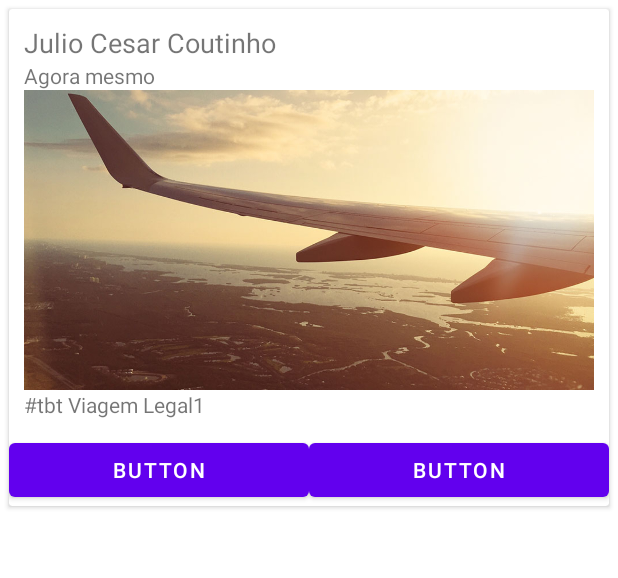
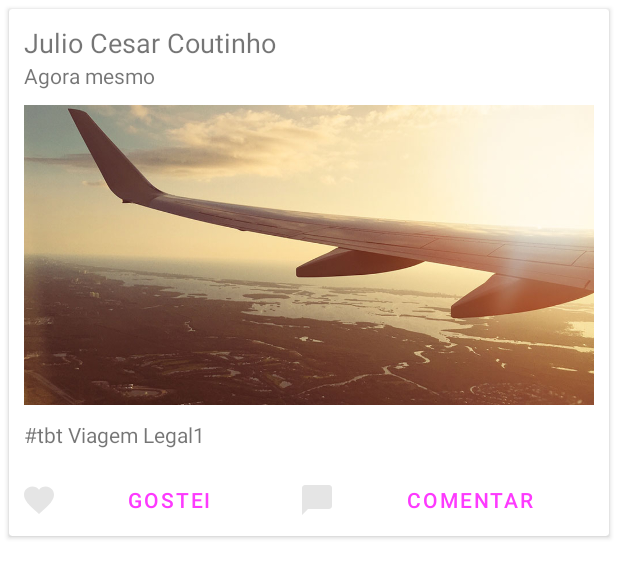
Before and after one commit to juliocesarcoutinho/Android-Curso, an Android app: the layout postagem_detalhe.xml on its own in the app's theme, with its tools: preview values and no code run, on a phone screen of 412 x 824 dp. Shown: the top 578 px of the screen. Run offline under Robolectric (Android 15) with nearby library versions, the phone set to English and light mode, and no system bars.

Commit message:
Updates Gerais

```diff
--- a/CardView/app/src/main/java/com/curso/cardview/Activity/MainActivity.java
+++ b/CardView/app/src/main/java/com/curso/cardview/Activity/MainActivity.java
@@ -9,10 +9,13 @@ import android.os.Bundle;
 import com.curso.cardview.Adapter.PostagemAdapter;
 import com.curso.cardview.R;
 
+import java.util.List;
+
 public class MainActivity extends AppCompatActivity {
 
 
     private RecyclerView recyclerPostagem;
+    private List<  > postagens;
 
 
     @Override
--- /dev/null
+++ b/CardView/app/src/main/res/drawable/ic_comentario_24.xml
@@ -0,0 +1,5 @@
+<vector android:height="24dp" android:tint="#e1e1e1e1"
+    android:viewportHeight="24" android:viewportWidth="24"
+    android:width="24dp" xmlns:android="http://schemas.android.com/apk/res/android">
+    <path android:fillColor="@android:color/white" android:pathData="M20,2H4c-1.1,0 -2,0.9 -2,2v18l4,-4h14c1.1,0 2,-0.9 2,-2V4c0,-1.1 -0.9,-2 -2,-2z"/>
+</vector>
--- /dev/null
+++ b/CardView/app/src/main/res/drawable/ic_gostei_24dp.xml
@@ -0,0 +1,5 @@
+<vector android:height="24dp" android:tint="#e1e1e1e1"
+    android:viewportHeight="24" android:viewportWidth="24"
+    android:width="24dp" xmlns:android="http://schemas.android.com/apk/res/android">
+    <path android:fillColor="@android:color/white" android:pathData="M12,21.35l-1.45,-1.32C5.4,15.36 2,12.28 2,8.5 2,5.42 4.42,3 7.5,3c1.74,0 3.41,0.81 4.5,2.09C13.09,3.81 14.76,3 16.5,3 19.58,3 22,5.42 22,8.5c0,3.78 -3.4,6.86 -8.55,11.54L12,21.35z"/>
+</vector>
--- a/CardView/app/src/main/res/layout/postagem_detalhe.xml
+++ b/CardView/app/src/main/res/layout/postagem_detalhe.xml
@@ -31,9 +31,10 @@
                 android:text="Agora mesmo" />
 
             <ImageView
-                android:id="@+id/img1"
+                android:id="@+id/imgPostagem"
                 android:layout_width="match_parent"
                 android:layout_height="200dp"
+                android:layout_marginTop="10dp"
                 android:scaleType="centerCrop"
                 app:srcCompat="@drawable/imagem1" />
 
@@ -41,6 +42,7 @@
                 android:id="@+id/idTituloPostagem"
                 android:layout_width="match_parent"
                 android:layout_height="wrap_content"
+                android:layout_marginTop="10dp"
                 android:text="#tbt Viagem Legal1" />
 
         </LinearLayout>
@@ -51,18 +53,24 @@
             android:orientation="horizontal">
 
             <Button
-                android:id="@+id/button3"
+                android:id="@+id/btnGostei"
+                style="?attr/buttonBarButtonStyle"
                 android:layout_width="wrap_content"
                 android:layout_height="wrap_content"
                 android:layout_weight="1"
-                android:text="Button" />
+                android:drawableLeft="@drawable/ic_gostei_24dp"
+                android:text="Gostei"
+                android:textColor="@color/pink" />
 
             <Button
-                android:id="@+id/button4"
+                android:id="@+id/btnComentar"
+                style="?attr/buttonBarButtonStyle"
                 android:layout_width="wrap_content"
                 android:layout_height="wrap_content"
                 android:layout_weight="1"
-                android:text="Button" />
+                android:drawableLeft="@drawable/ic_comentario_24"
+                android:text="Comentar"
+                android:textColor="@color/pink" />
         </LinearLayout>
     </LinearLayout>
 
--- a/CardView/app/src/main/res/values/colors.xml
+++ b/CardView/app/src/main/res/values/colors.xml
@@ -7,4 +7,5 @@
     <color name="teal_700">#FF018786</color>
     <color name="black">#FF000000</color>
     <color name="white">#FFFFFFFF</color>
+    <color name="pink">#FD3AFE</color>
 </resources>
--- a/CardView/app/src/main/res/values/themes.xml
+++ b/CardView/app/src/main/res/values/themes.xml
@@ -12,5 +12,6 @@
         <!-- Status bar color. -->
         <item name="android:statusBarColor" tools:targetApi="l">?attr/colorPrimaryVariant</item>
         <!-- Customize your theme here. -->
+        <item name="colorAccent">@color/pink</item>
     </style>
 </resources>
```
Also changed, not shown: CardView/app/src/main/java/com/curso/cardview/Adapter/PostagemAdapter.java (+17 -7 lines), CardView/app/src/main/java/com/curso/cardview/Model/Postagem.java (added, +41 -0 lines).
